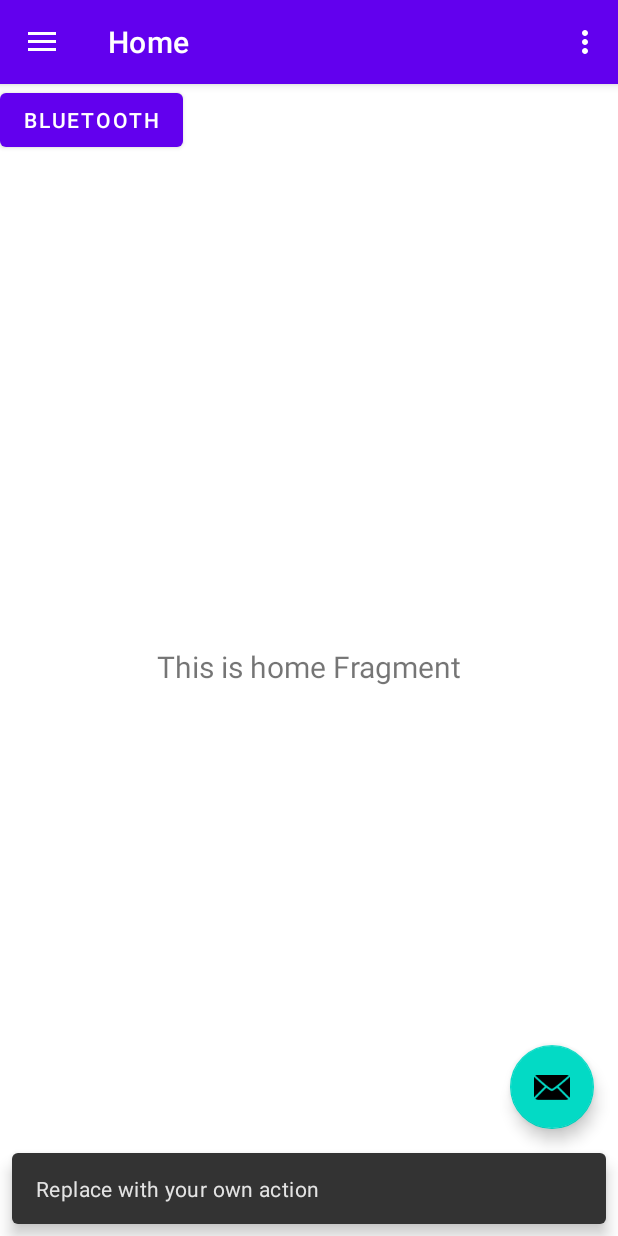
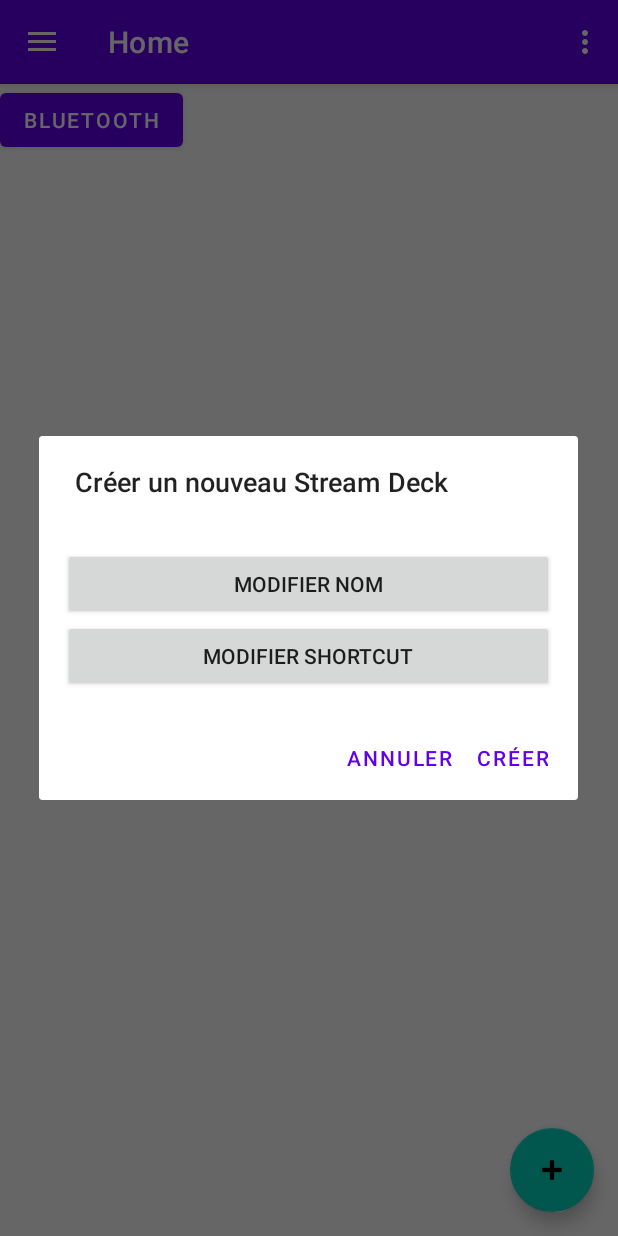
Before and after one commit to loulegall/androidApp, an Android app: the screen it shows after launch (MainActivity), after a tap on an icon or button, on a phone screen of 412 x 824 dp. Run offline under Robolectric (Android 15) with nearby library versions, the phone set to English and light mode, and no system bars; our stand-ins replace navigation-ui.

Commit message:
Add button "create streamdeck"

```diff
--- a/app/src/main/java/com/example/myapp/MainActivity.kt
+++ b/app/src/main/java/com/example/myapp/MainActivity.kt
@@ -2,6 +2,9 @@ package com.example.myapp
 
 import android.os.Bundle
 import android.view.Menu
+import android.widget.Button
+import android.widget.LinearLayout
+import androidx.appcompat.app.AlertDialog
 import com.google.android.material.snackbar.Snackbar
 import com.google.android.material.navigation.NavigationView
 import androidx.navigation.findNavController
@@ -12,12 +15,13 @@ import androidx.navigation.ui.setupWithNavController
 import androidx.drawerlayout.widget.DrawerLayout
 import androidx.appcompat.app.AppCompatActivity
 import com.example.myapp.databinding.ActivityMainBinding
+import com.google.android.material.floatingactionbutton.FloatingActionButton
+
 
 class MainActivity : AppCompatActivity() {
 
     private lateinit var appBarConfiguration: AppBarConfiguration
     private lateinit var binding: ActivityMainBinding
-
 
     override fun onCreate(savedInstanceState: Bundle?) {
         super.onCreate(savedInstanceState)
@@ -27,15 +31,12 @@ class MainActivity : AppCompatActivity() {
 
         setSupportActionBar(binding.appBarMain.toolbar)
 
-        binding.appBarMain.fab.setOnClickListener { view ->
-            Snackbar.make(view, "Replace with your own action", Snackbar.LENGTH_LONG)
-                .setAction("Action", null).show()
-        }
         val drawerLayout: DrawerLayout = binding.drawerLayout
         val navView: NavigationView = binding.navView
         val navController = findNavController(R.id.nav_host_fragment_content_main)
+
         // Passing each menu ID as a set of Ids because each
-        // menu should be considered as top level destinations.
+        // menu should be considered as top-level destinations.
         appBarConfiguration = AppBarConfiguration(
             setOf(
                 R.id.nav_home, R.id.nav_gallery, R.id.nav_slideshow
@@ -43,7 +44,15 @@ class MainActivity : AppCompatActivity() {
         )
         setupActionBarWithNavController(navController, appBarConfiguration)
         navView.setupWithNavController(navController)
+
+        val fab: FloatingActionButton = binding.appBarMain.fab
+        fab.setImageResource(android.R.drawable.ic_input_add) // Change l'icône à "+"
+        fab.setOnClickListener { view ->
+            // Afficher la pop-up ici
+            showCreateStreamDeckDialog()
+        }
     }
+
 
     override fun onCreateOptionsMenu(menu: Menu): Boolean {
         // Inflate the menu; this adds items to the action bar if it is present.
@@ -55,4 +64,53 @@ class MainActivity : AppCompatActivity() {
         val navController = findNavController(R.id.nav_host_fragment_content_main)
         return navController.navigateUp(appBarConfiguration) || super.onSupportNavigateUp()
     }
+
+    private fun showCreateStreamDeckDialog() {
+        val builder = AlertDialog.Builder(this)
+        val inflater = layoutInflater
+        val dialogView = inflater.inflate(R.layout.dialog_create_stream_deck, null)
+        builder.setView(dialogView)
+
+        builder.setTitle("Créer un nouveau Stream Deck")
+
+        val positiveButton = builder.setPositiveButton("Créer") { dialog, _ ->
+            // Implémentez ici la logique de création du Stream Deck
+            Snackbar.make(binding.root, "Stream Deck créé avec succès", Snackbar.LENGTH_LONG).show()
+            dialog.dismiss()
+        }
+
+        builder.setNegativeButton("Annuler") { dialog, _ ->
+            dialog.dismiss()
+        }
+
+        val alertDialog = builder.create()
+
+        // Ajoutez des boutons supplémentaires à la boîte de dialogue
+        val modifyNameButton = Button(this)
+        modifyNameButton.text = "Modifier Nom"
+
+        val modifyShortcutButton = Button(this)
+        modifyShortcutButton.text = "Modifier Shortcut"
+
+
+        val linearLayout = dialogView.findViewById<LinearLayout>(R.id.linearLayoutButtons)
+        linearLayout.addView(modifyNameButton)
+        linearLayout.addView(modifyShortcutButton)
+
+        modifyNameButton.setOnClickListener {
+            // Implémentez ici la logique pour modifier le nom
+            // Vous pouvez ouvrir une nouvelle activité ou une boîte de dialogue pour cela
+            alertDialog.dismiss()
+        }
+
+        modifyShortcutButton.setOnClickListener {
+            // Implémentez ici la logique pour modifier le raccourci
+            // Vous pouvez ouvrir une nouvelle activité ou une boîte de dialogue pour cela
+            alertDialog.dismiss()
+        }
+
+        alertDialog.show()
+    }
+
+
 }
--- /dev/null
+++ b/app/src/main/res/layout/dialog_create_stream_deck.xml
@@ -0,0 +1,20 @@
+<?xml version="1.0" encoding="utf-8"?>
+<LinearLayout xmlns:android="http://schemas.android.com/apk/res/android"
+    android:layout_width="match_parent"
+    android:layout_height="wrap_content"
+    android:orientation="vertical"
+    android:padding="16dp">
+
+    <!-- Add other views and components for your dialog content here -->
+
+    <LinearLayout
+        android:id="@+id/linearLayoutButtons"
+        android:layout_width="match_parent"
+        android:layout_height="wrap_content"
+        android:orientation="vertical"
+        android:layout_marginTop="16dp">
+
+        <!-- Buttons will be dynamically added here -->
+
+    </LinearLayout>
+</LinearLayout>
```
